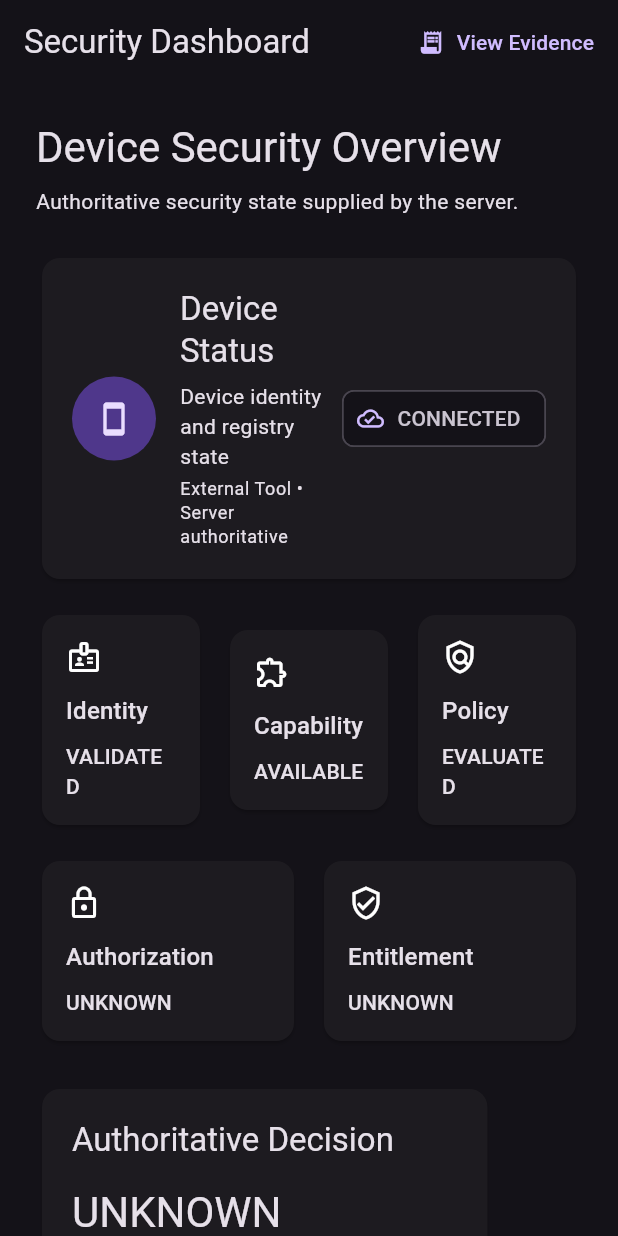
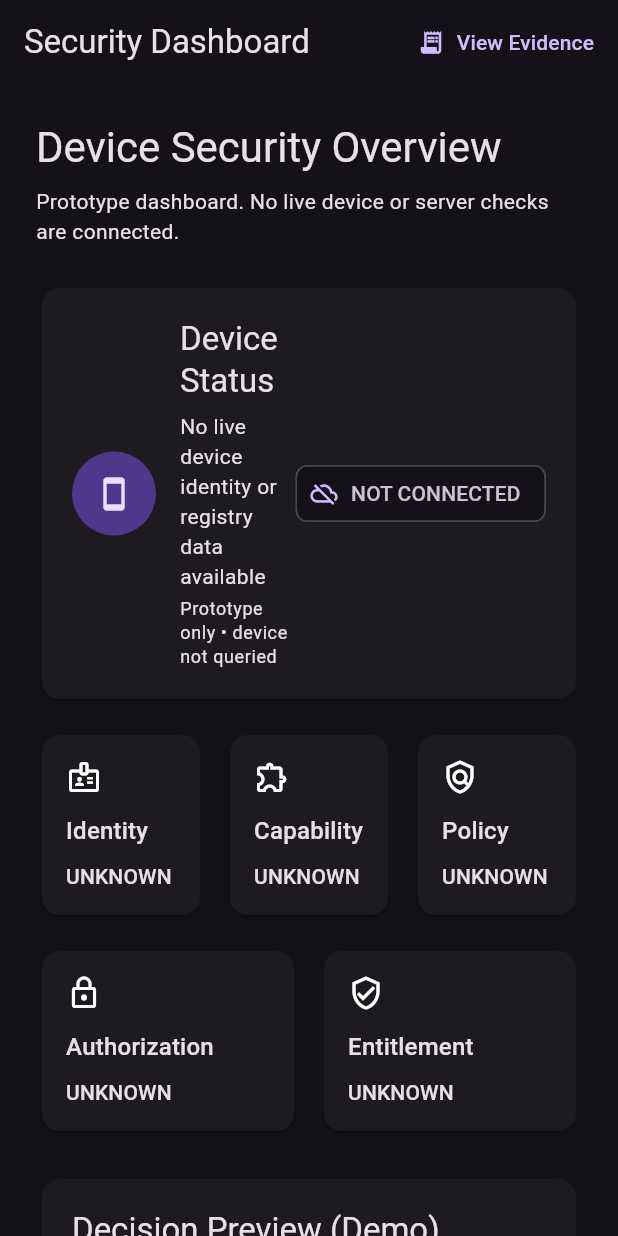
Before and after one commit to phakphum12345/Bypass-iOS-, a Flutter app: the screen it shows after launch, on a phone screen of 412 x 824 dp. Run offline on Flutter 3.47's test engine with Material 3 defaults, Android fonts, the phone set to English and light mode, and no system bars.

Commit message:
ci(release): build Web and Linux artifacts
Build and upload Web/Linux release artifacts, document installation boundaries, and label demo-only device security states accurately. Require the latest Flutter analyze, test, build, and final-gate checks to pass.

```diff
--- a/flutter_app/lib/features/dashboard/dashboard_page.dart
+++ b/flutter_app/lib/features/dashboard/dashboard_page.dart
@@ -19,14 +19,13 @@ class _DashboardPageState extends State<DashboardPage> {
   DecisionResponse? _response;
 
   void _evaluateDecision() {
-    // Demonstration only: this represents a response already evaluated
-    // by the authoritative server. The client does not manufacture access.
+    // Demo fixture only. This does not call a server or inspect a device.
     final response = _decisionService.parseAuthoritativeResponse({
       'correlation_id': 'demo-correlation',
       'decision': 'DENY',
       'authorization': 'DENY',
       'entitlement': 'UNKNOWN',
-      'reason': 'Awaiting authoritative server decision.',
+      'reason': 'DEMO ONLY: no live server request was made.',
     });
 
     setState(() {
@@ -41,8 +40,8 @@ class _DashboardPageState extends State<DashboardPage> {
         title: const Text('Evidence'),
         content: Text(
           _response == null
-              ? 'No authoritative decision has been evaluated.'
-              : 'Correlation ID: ${_response!.correlationId}\n'
+              ? 'No demo decision has been loaded.'
+              : 'Demo correlation ID: ${_response!.correlationId}\n'
                   'Decision: ${_response!.decision.decision.name}\n'
                   'Reason: ${_response!.decision.reason}',
         ),
@@ -82,7 +81,7 @@ class _DashboardPageState extends State<DashboardPage> {
             ),
             const SizedBox(height: 8),
             Text(
-              'Authoritative security state supplied by the server.',
+              'Prototype dashboard. No live device or server checks are connected.',
               style: Theme.of(context).textTheme.bodyMedium,
             ),
             const SizedBox(height: 24),
@@ -96,7 +95,7 @@ class _DashboardPageState extends State<DashboardPage> {
                 Expanded(
                   child: SecurityGateCard(
                     title: 'Identity',
-                    status: 'VALIDATED',
+                    status: 'UNKNOWN',
                     icon: Icons.badge_outlined,
                   ),
                 ),
@@ -104,7 +103,7 @@ class _DashboardPageState extends State<DashboardPage> {
                 Expanded(
                   child: SecurityGateCard(
                     title: 'Capability',
-                    status: 'AVAILABLE',
+                    status: 'UNKNOWN',
                     icon: Icons.extension_outlined,
                   ),
                 ),
@@ -112,7 +111,7 @@ class _DashboardPageState extends State<DashboardPage> {
                 Expanded(
                   child: SecurityGateCard(
                     title: 'Policy',
-                    status: 'EVALUATED',
+                    status: 'UNKNOWN',
                     icon: Icons.policy_outlined,
                   ),
                 ),
@@ -154,7 +153,7 @@ class _DashboardPageState extends State<DashboardPage> {
                 FilledButton.icon(
                   onPressed: _evaluateDecision,
                   icon: const Icon(Icons.fact_check_outlined),
-                  label: const Text('Evaluate Decision'),
+                  label: const Text('Load Demo Decision'),
                 ),
                 const SizedBox(width: 12),
                 OutlinedButton.icon(
--- a/flutter_app/lib/features/dashboard/widgets/decision_card.dart
+++ b/flutter_app/lib/features/dashboard/widgets/decision_card.dart
@@ -14,7 +14,7 @@ class DecisionCard extends StatelessWidget {
   Widget build(BuildContext context) {
     final decision = response?.decision.decision.name.toUpperCase() ?? 'UNKNOWN';
     final reason =
-        response?.decision.reason ?? 'No authoritative decision available.';
+        response?.decision.reason ?? 'No live server decision available.';
 
     return Card(
       child: Padding(
@@ -23,7 +23,7 @@ class DecisionCard extends StatelessWidget {
           crossAxisAlignment: CrossAxisAlignment.start,
           children: [
             Text(
-              'Authoritative Decision',
+              'Decision Preview (Demo)',
               style: Theme.of(context).textTheme.titleLarge,
             ),
             const SizedBox(height: 16),
@@ -35,7 +35,7 @@ class DecisionCard extends StatelessWidget {
             Text(reason),
             const SizedBox(height: 16),
             const Text(
-              'The client cannot override this decision.',
+              'Demo only: no live authorization or entitlement check was performed.',
             ),
           ],
         ),
--- a/flutter_app/lib/features/dashboard/widgets/device_card.dart
+++ b/flutter_app/lib/features/dashboard/widgets/device_card.dart
@@ -24,18 +24,18 @@ class DeviceCard extends StatelessWidget {
                     style: Theme.of(context).textTheme.titleLarge,
                   ),
                   const SizedBox(height: 6),
-                  const Text('Device identity and registry state'),
+                  const Text('No live device identity or registry data available'),
                   const SizedBox(height: 4),
                   Text(
-                    'External Tool • Server authoritative',
+                    'Prototype only • device not queried',
                     style: Theme.of(context).textTheme.bodySmall,
                   ),
                 ],
               ),
             ),
             const Chip(
-              label: Text('CONNECTED'),
-              avatar: Icon(Icons.cloud_done_outlined),
+              label: Text('NOT CONNECTED'),
+              avatar: Icon(Icons.cloud_off_outlined),
             ),
           ],
         ),
```
Also changed, not shown: 4 other files.
